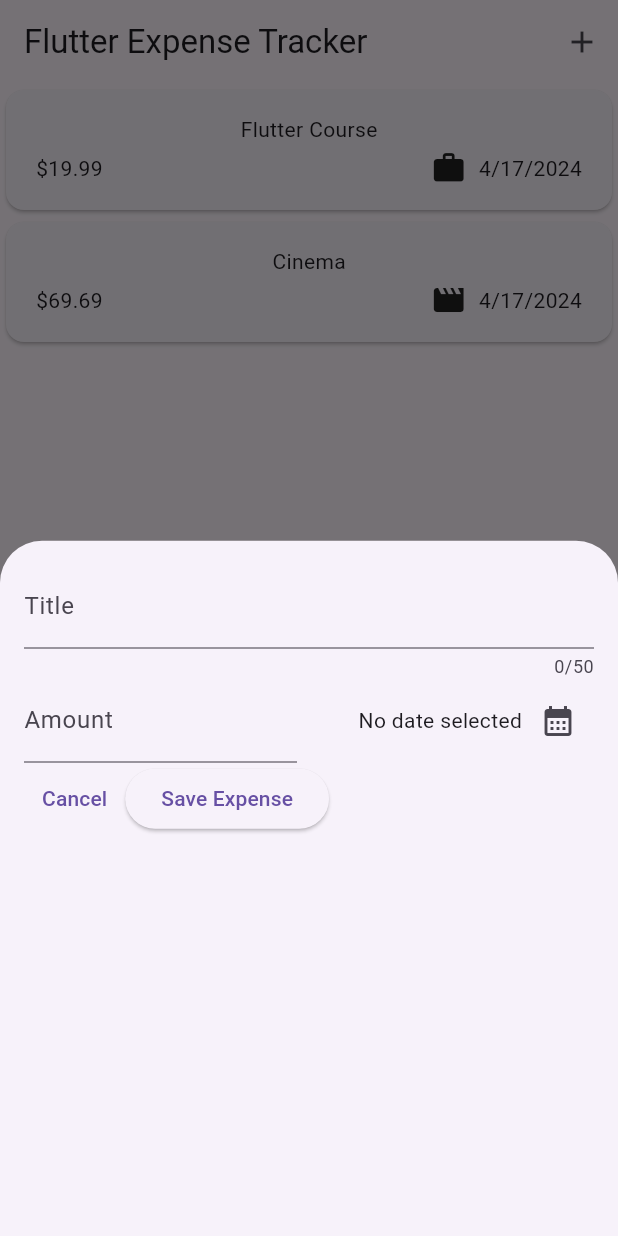
After one commit to JulianDueck/expense_tracker_app, a Flutter app: the screen it shows after launch, after a tap on the "add" icon, on a phone screen of 412 x 824 dp. The commit adds this screen. Run offline on Flutter 3.47's test engine with Material 3 defaults, Android fonts, the phone set to English and light mode, and no system bars.

Commit message:
bottom modal with inputs

```diff
--- a/lib/widgets/expenses.dart
+++ b/lib/widgets/expenses.dart
@@ -1,4 +1,5 @@
 import 'package:expense_tracker/widgets/expenses_list/expenses_list.dart';
+import 'package:expense_tracker/widgets/new_expense.dart';
 import 'package:flutter/material.dart';
 
 import '../models/expense.dart';
@@ -28,9 +29,25 @@ class _Expenses extends State<Expenses> {
     ),
   ];
 
+  void _openAddExpenseOverlay() {
+    showModalBottomSheet(
+      context: context,
+      builder: (ctx) => const NewExpense(),
+    );
+  }
+
   @override
   Widget build(context) {
     return Scaffold(
+      appBar: AppBar(
+        title: const Text('Flutter Expense Tracker'),
+        actions: [
+          IconButton(
+            onPressed: _openAddExpenseOverlay,
+            icon: const Icon(Icons.add),
+          ),
+        ],
+      ),
       body: Column(
         mainAxisAlignment: MainAxisAlignment.center,
         children: [
--- /dev/null
+++ b/lib/widgets/new_expense.dart
@@ -0,0 +1,105 @@
+import 'package:flutter/material.dart';
+import 'package:expense_tracker/models/expense.dart';
+
+class NewExpense extends StatefulWidget {
+  const NewExpense({super.key});
+
+  @override
+  State<NewExpense> createState() {
+    return _NewExpense();
+  }
+}
+
+class _NewExpense extends State<NewExpense> {
+  // var _enteredTitle = '';
+  //
+  // void _saveTitleInput(String inputValue) {
+  //   _enteredTitle = inputValue;
+  // }
+
+  final _titleController = TextEditingController();
+  final _amountController = TextEditingController();
+  DateTime? _selectedDate;
+
+  void _presentDatePicker() async {
+    final now = DateTime.now();
+    final firstDate = DateTime(now.year - 1, now.month, now.day);
+    final pickedDate = await showDatePicker(
+        context: context, firstDate: firstDate, lastDate: now);
+    setState(() {
+      _selectedDate = pickedDate;
+    });
+  }
+
+  @override
+  void dispose() {
+    _titleController.dispose();
+    _amountController.dispose();
+    super.dispose();
+  }
+
+  @override
+  Widget build(context) {
+    return Padding(
+      padding: const EdgeInsets.all(16),
+      child: Column(
+        children: [
+          TextField(
+            controller: _titleController,
+            maxLength: 50,
+            decoration: const InputDecoration(
+              label: Text('Title'),
+            ),
+          ),
+          Row(
+            children: [
+              Expanded(
+                child: TextField(
+                  controller: _amountController,
+                  keyboardType: TextInputType.number,
+                  decoration: const InputDecoration(
+                    prefixText: '\$ ',
+                    label: Text('Amount'),
+                  ),
+                ),
+              ),
+              const SizedBox(width: 16),
+              Expanded(
+                child: Row(
+                  mainAxisAlignment: MainAxisAlignment.end,
+                  crossAxisAlignment: CrossAxisAlignment.center,
+                  children: [
+                    Text(_selectedDate == null
+                        ? 'No date selected'
+                        : formatter.format(_selectedDate!)),
+                    IconButton(
+                      onPressed: _presentDatePicker,
+                      icon: const Icon(Icons.calendar_month),
+                    ),
+                  ],
+                ),
+              ),
+            ],
+          ),
+          Row(
+            children: [
+              TextButton(
+                onPressed: () {
+                  Navigator.pop(context);
+                },
+                child: const Text('Cancel'),
+              ),
+              ElevatedButton(
+                onPressed: () {
+                  print(_titleController.text);
+                  print(_amountController.text);
+                },
+                child: const Text('Save Expense'),
+              ),
+            ],
+          ),
+        ],
+      ),
+    );
+  }
+}
```
